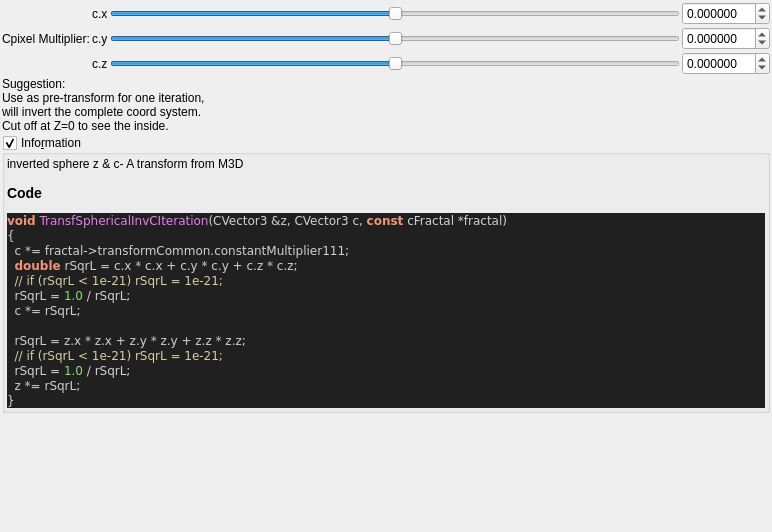
Qt form mandelbulber2/qt_data/fractal_transf_spherical_inv_c.ui (buddhi1980/mandelbulber2) before a commit.
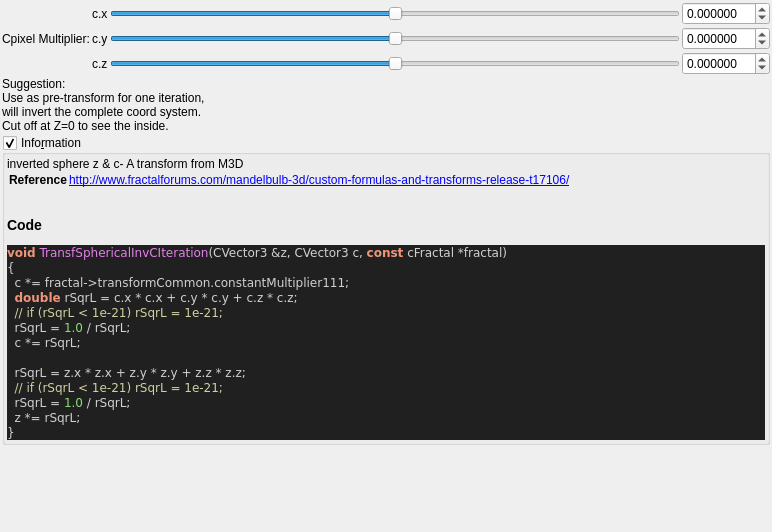
The same form after that commit. Custom widgets are drawn as their Qt base class.

Diff of the .ui file:
```diff
--- a/mandelbulber2/qt_data/fractal_transf_spherical_inv_c.ui
+++ b/mandelbulber2/qt_data/fractal_transf_spherical_inv_c.ui
@@ -267,6 +267,8 @@
        <widget class="QLabel" name="label_code_content">
         <property name="text">
          <string notr="true">&lt;p&gt;inverted sphere z &amp; c- A transform from M3D&lt;/p&gt;&lt;table&gt;
+&lt;tr&gt;&lt;th&gt;Reference&lt;/th&gt;&lt;td&gt;&lt;a href=&quot;http://www.fractalforums.com/mandelbulb-3d/custom-formulas-and-transforms-release-t17106/&quot;&gt;http://www.fractalforums.com/mandelbulb-3d/custom-formulas-and-transforms-release-t17106/&lt;br&gt;
+&lt;/td&gt;&lt;/tr&gt;
 &lt;/table&gt;
 &lt;h3&gt;Code&lt;/h3&gt;
 &lt;body style=&quot;background-color:#202020&quot;&gt;
```
